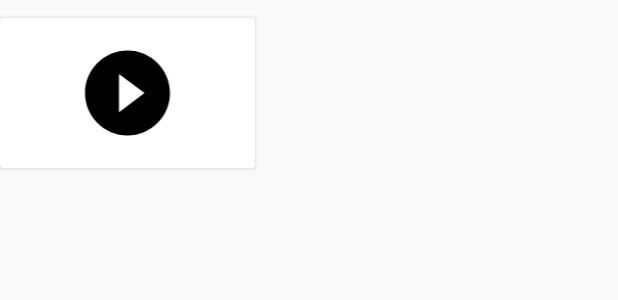
After one commit to awesome-academy/MovieDB_37, an Android app: the layout item_producer.xml on its own in the app's theme, with its tools: preview values and no code run, on a phone screen of 412 x 824 dp. The commit adds this screen. Shown: the top 300 px of the screen. Run offline under Robolectric (Android 15) with nearby library versions, the phone set to English and light mode, and no system bars; network calls fail.

Commit message:
create producer fragment

```diff
--- a/app/src/main/java/com/example/moviedb_37/screen/moviedetails/MovieDetailsActivity.java
+++ b/app/src/main/java/com/example/moviedb_37/screen/moviedetails/MovieDetailsActivity.java
@@ -17,6 +17,7 @@ import com.example.moviedb_37.data.source.remote.MovieRemoteDataSource;
 import com.example.moviedb_37.databinding.ActivityMovieDetailsBinding;
 import com.example.moviedb_37.screen.actors.ActorFragment;
 import com.example.moviedb_37.screen.movieinfo.InfoMovieFragment;
+import com.example.moviedb_37.screen.producer.ProducerFragment;
 import com.example.moviedb_37.screen.trailer.TrailerFragment;
 
 import java.util.ArrayList;
@@ -65,6 +66,10 @@ public class MovieDetailsActivity extends AppCompatActivity {
         TrailerFragment trailerFragment = new TrailerFragment();
         trailerFragment.setViewModel(mViewModel);
         pagerAdapter.addFragment(trailerFragment, getString(R.string.tab_title_trailer));
+
+        ProducerFragment produceFragment = new ProducerFragment();
+        produceFragment.setViewModel(mViewModel);
+        pagerAdapter.addFragment(produceFragment, getString(R.string.tab_title_producer));
     }
 
     public static class MainPagerAdapter extends FragmentPagerAdapter {
--- /dev/null
+++ b/app/src/main/res/layout/item_producer.xml
@@ -0,0 +1,33 @@
+<?xml version="1.0" encoding="utf-8"?>
+<layout xmlns:app="http://schemas.android.com/apk/res-auto">
+
+    <data>
+
+        <variable
+            name="viewModel"
+            type="com.example.moviedb_37.screen.producer.ItemProducerViewModel" />
+    </data>
+
+    <android.support.v7.widget.CardView xmlns:android="http://schemas.android.com/apk/res/android"
+        android:layout_width="wrap_content"
+        android:layout_height="wrap_content"
+        android:layout_marginTop="@dimen/dp_12"
+        android:layout_marginRight="@dimen/dp_8">
+
+        <android.support.constraint.ConstraintLayout
+            android:layout_width="match_parent"
+            android:layout_height="wrap_content">
+
+            <ImageView
+                android:id="@+id/image_genres"
+                android:layout_width="@dimen/dp_170"
+                android:layout_height="@dimen/dp_100"
+                android:padding="@dimen/dp_16"
+                android:src="@drawable/ic_play_circle"
+                app:imageUrl="@{viewModel.companyObservable.logoPath}"
+                app:layout_constraintEnd_toEndOf="parent"
+                app:layout_constraintStart_toStartOf="parent"
+                app:layout_constraintTop_toTopOf="parent" />
+        </android.support.constraint.ConstraintLayout>
+    </android.support.v7.widget.CardView>
+</layout>
```
Also changed, not shown: app/src/main/java/com/example/moviedb_37/screen/producer/ItemProducerViewModel.java (added, +13 -0 lines), app/src/main/java/com/example/moviedb_37/screen/producer/ProducerAdapter.java (added, +60 -0 lines), app/src/main/java/com/example/moviedb_37/screen/producer/ProducerFragment.java (+11 -3 lines), app/src/main/res/layout/fragment_producer.xml (+26 -4 lines).
